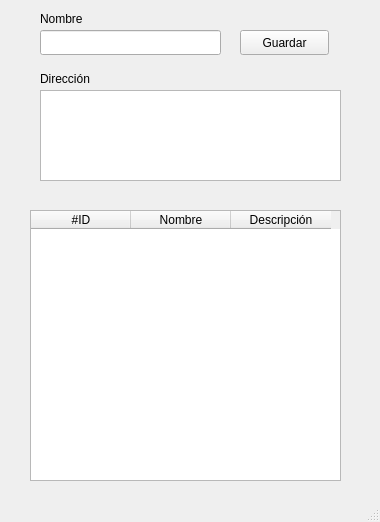
Old version of the form ui/marca.ui in the repository hm2206/strong_teeth.
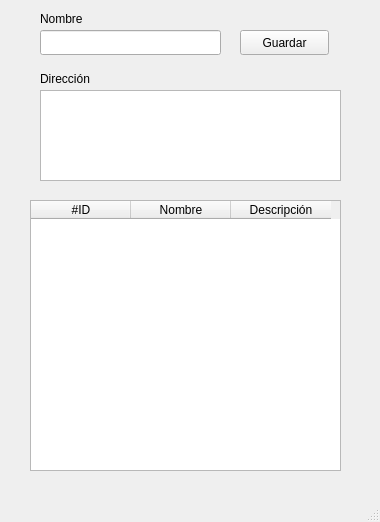
New version of the form.

What changed in the file:
```diff
--- a/ui/marca.ui
+++ b/ui/marca.ui
@@ -27,7 +27,7 @@
     <property name="geometry">
      <rect>
       <x>30</x>
-      <y>210</y>
+      <y>200</y>
       <width>311</width>
       <height>271</height>
      </rect>
```
